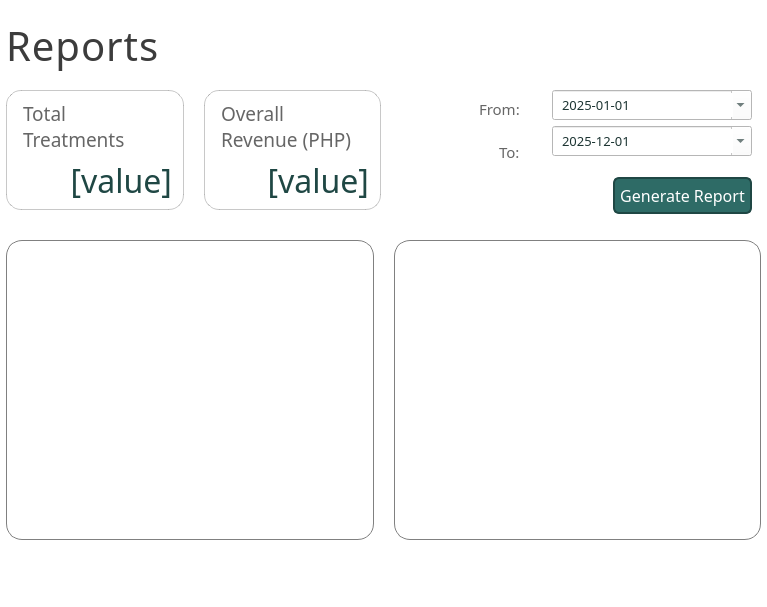
The window that ui/PageReports.ui (karlito20/AdoraFlowProject) describes before a commit, drawn with Qt 5.
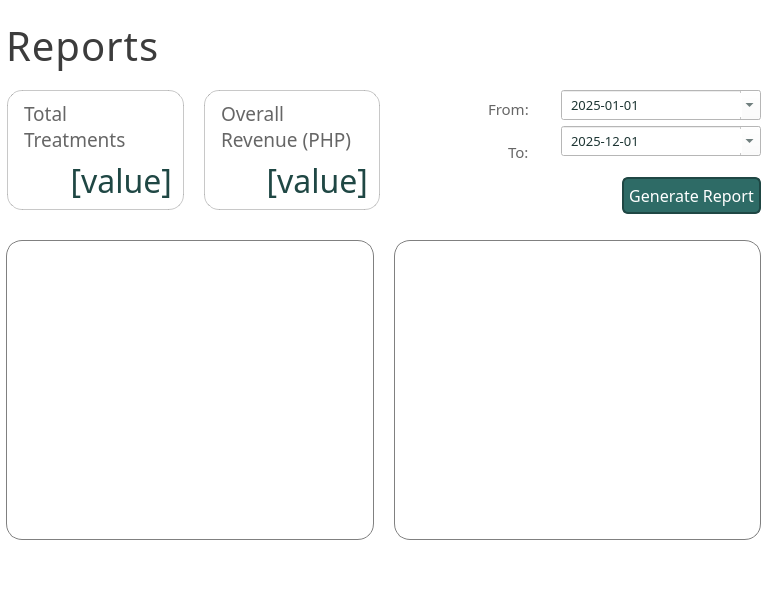
The same window after the commit.

The edit to the form file:
```diff
--- a/ui/PageReports.ui
+++ b/ui/PageReports.ui
@@ -587,10 +587,10 @@
           <number>20</number>
          </property>
          <property name="leftMargin">
-          <number>0</number>
+          <number>1</number>
          </property>
          <property name="rightMargin">
-          <number>0</number>
+          <number>1</number>
          </property>
          <item>
           <widget class="QWidget" name="card1" native="true">
@@ -791,6 +791,12 @@
          <property name="spacing">
           <number>6</number>
          </property>
+         <property name="leftMargin">
+          <number>0</number>
+         </property>
+         <property name="rightMargin">
+          <number>0</number>
+         </property>
          <item>
           <layout class="QVBoxLayout" name="verticalLayout_2">
            <property name="rightMargin">
@@ -850,7 +856,7 @@
            <property name="spacing">
             <number>6</number>
            </property>
-           <item>
+           <item alignment="Qt::AlignmentFlag::AlignRight">
             <widget class="QDateEdit" name="start_date">
              <property name="minimumSize">
               <size>
@@ -898,7 +904,7 @@
              </property>
             </widget>
            </item>
-           <item>
+           <item alignment="Qt::AlignmentFlag::AlignRight">
             <widget class="QDateEdit" name="end_date">
              <property name="minimumSize">
               <size>
```
